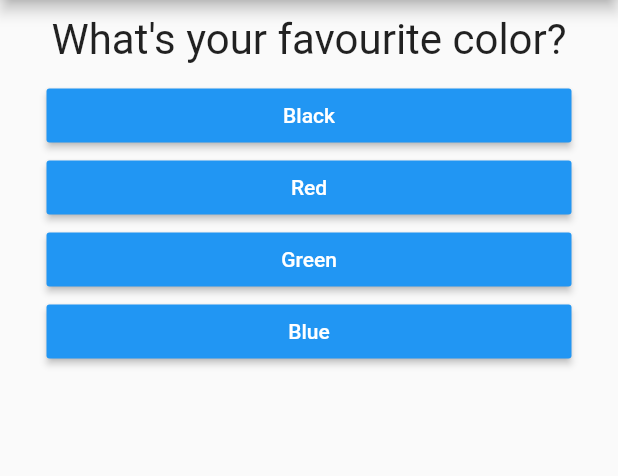
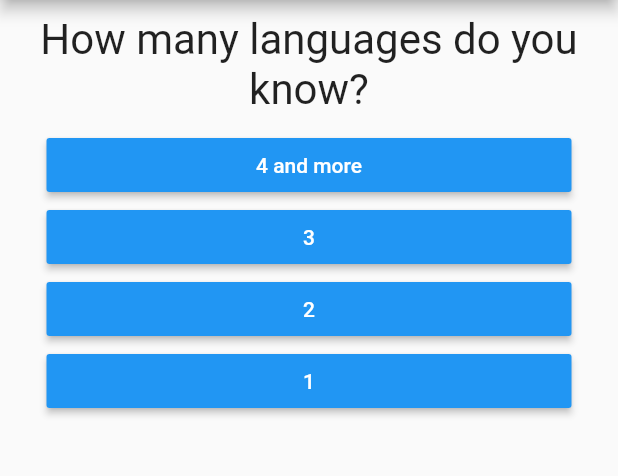
Before and after one commit to omkaark/quiz_app, a Flutter app: the screen it shows after launch, on a phone screen of 412 x 824 dp, the part 84-560 px from its top. Run offline on Flutter 3.47's test engine with Material 2 defaults, Android fonts, the phone set to English and light mode, and no system bars.

Commit message:
Update Questions and Answers to be deterministic

```diff
--- a/lib/main.dart
+++ b/lib/main.dart
@@ -26,21 +26,21 @@ class _MyAppState extends State<MyApp> {
 
   final _questions = const [
     {
-      'questionText': 'What\'s your favourite color?',
+      'questionText': 'How many languages do you know?',
       'answers': [
-        {'text': 'Black', 'score': 10},
-        {'text': 'Red', 'score': 4},
-        {'text': 'Green', 'score': 2},
-        {'text': 'Blue', 'score': 6}
+        {'text': '4 and more', 'score': 10},
+        {'text': '3', 'score': 7},
+        {'text': '2', 'score': 4},
+        {'text': '1', 'score': 1}
       ],
     },
     {
-      'questionText': 'What\'s your favourite animal?',
+      'questionText': 'How many colours can you name in 10 seconds?',
       'answers': [
-        {'text': 'Elephant', 'score': 10},
-        {'text': 'Fox', 'score': 4},
-        {'text': 'Lion', 'score': 2},
-        {'text': 'Jackal', 'score': 6}
+        {'text': '15+', 'score': 10},
+        {'text': '10-15', 'score': 7},
+        {'text': '5-9', 'score': 2},
+        {'text': '0-4', 'score': 0}
       ],
     },
   ];
```
Also changed, not shown: lib/result.dart (+7 -5 lines).
